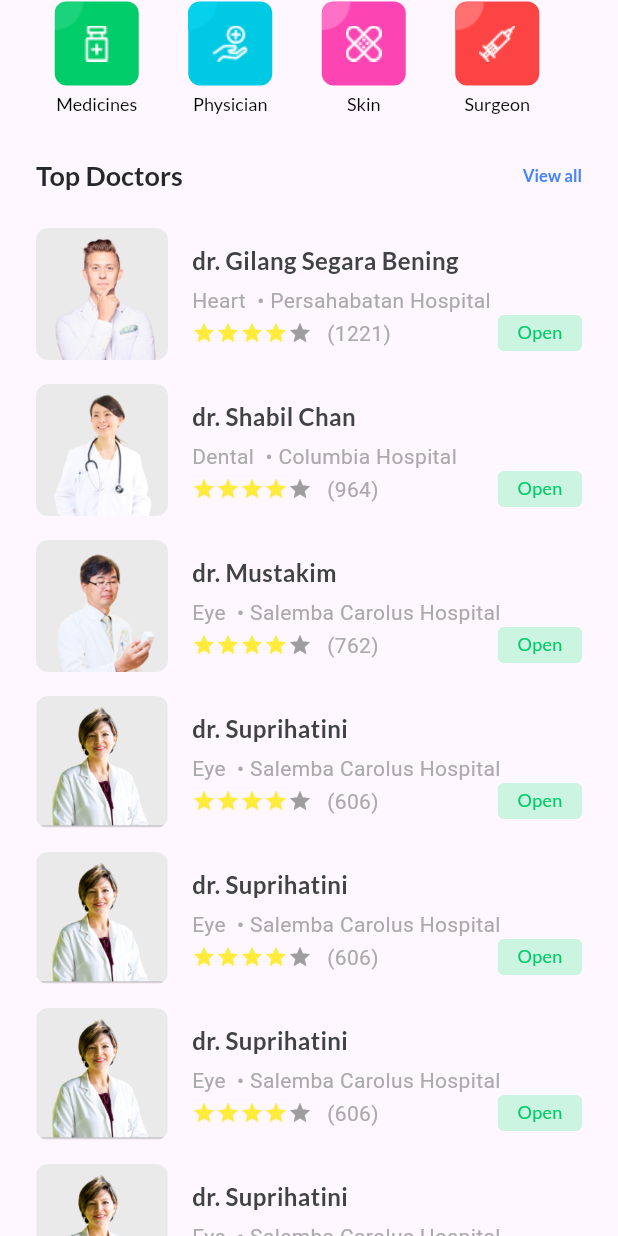
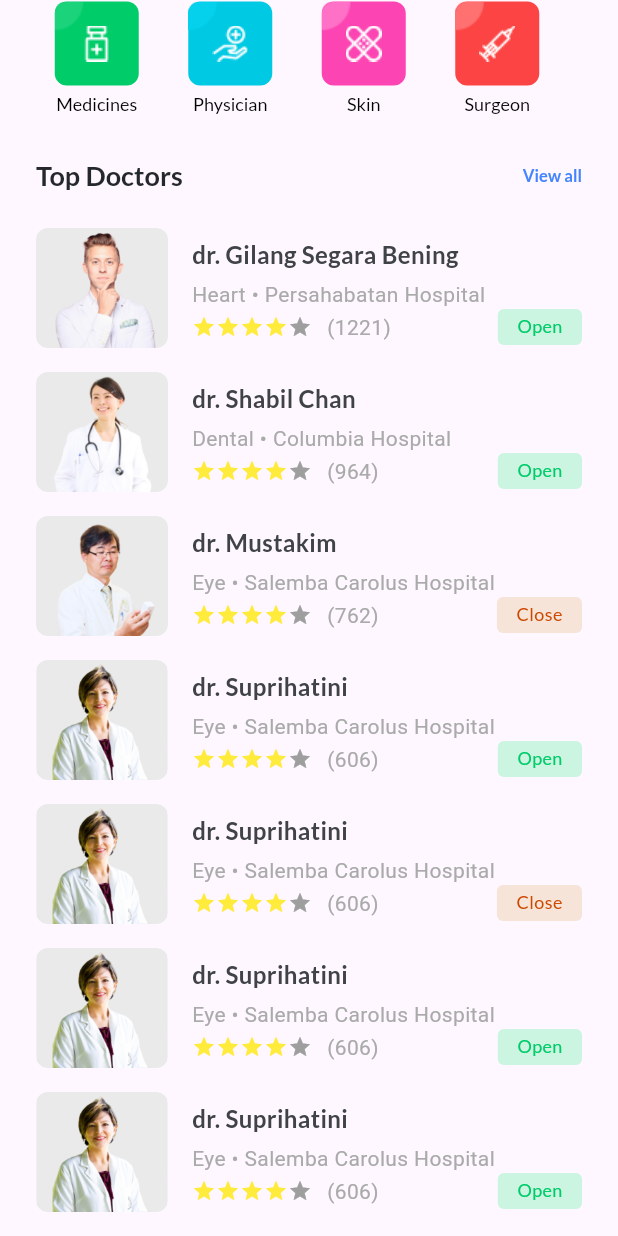
Before and after one commit to AEG14/find_your_doctor_app, a Flutter app: the screen it shows after launch, scrolled down 348 dp, on a phone screen of 412 x 824 dp. Run offline on Flutter 3.47's test engine with Material 2 defaults, Android fonts, the phone set to English and light mode, and no system bars; drawn by our look-alikes of flutter_rating_bar; our stand-ins replace google_fonts; Roboto replaces fonts that are missing (Source Sans Pro).

Commit message:
Harley - added logic for doctor open or close

```diff
--- a/lib/widgets/search_box.dart
+++ b/lib/widgets/search_box.dart
@@ -26,6 +26,7 @@ class SearchBox extends StatelessWidget {
                   hintText: 'Search doctors, medicines etc',
                   hintStyle: GoogleFonts.lato(
                     fontWeight: FontWeight.w400,
+                    fontSize: 14,
                     color: Color(0xFFCACCCF),
                   ),
                   border: InputBorder.none,
--- a/lib/widgets/top_doctors_card.dart
+++ b/lib/widgets/top_doctors_card.dart
@@ -17,19 +17,18 @@ class TopDoctorsCard extends StatelessWidget {
         child: Text('No Doctor Data Available'),
       );
     }
-
     return Padding(
       padding: EdgeInsets.only(bottom: 16),
       child: Container(
         color: Colors.transparent,
-        height: 88,
+        height: 80,
         width: MediaQuery.of(context).size.width - 32,
         child: Row(
           crossAxisAlignment: CrossAxisAlignment.center,
           children: [
             Container(
               width: 88,
-              height: 88,
+              height: 80,
               decoration: BoxDecoration(
                 borderRadius: BorderRadius.circular(8),
                 image: DecorationImage(
@@ -61,7 +60,7 @@ class TopDoctorsCard extends StatelessWidget {
                     ),
                   ),
                   Text(
-                    '${doctor!.topDoctorSpecialty}  • ${doctor!.topDoctorHospital}',
+                    '${doctor!.topDoctorSpecialty} • ${doctor!.topDoctorHospital}',
                     overflow: TextOverflow.ellipsis,
                     maxLines: 1,
                     style: TextStyle(
@@ -93,12 +92,12 @@ class TopDoctorsCard extends StatelessWidget {
                             },
                             unratedColor: Colors.grey,
                           ),
-                          SizedBox(
+                          const SizedBox(
                             width: 10, // Add spacing of 10 pixels
                           ),
                           Text(
                             '(${doctor!.topDoctorNumberOfPatient})',
-                            style: TextStyle(
+                            style: const TextStyle(
                               color: Color(0xFFAAAAAA),
                               fontSize: 14,
                               fontFamily: 'Source Sans Pro',
@@ -109,18 +108,22 @@ class TopDoctorsCard extends StatelessWidget {
                       ),
                       Container(
                         height: 24,
-                        padding: EdgeInsets.symmetric(
+                        padding: const EdgeInsets.symmetric(
                           horizontal: 13,
                           vertical: 3,
                         ),
                         decoration: BoxDecoration(
                           borderRadius: BorderRadius.circular(4),
-                          color: Color(0xFFCCF5E1),
+                          color: doctor!.isDoctorOpen
+                              ? Color(0xFFCCF5E1)
+                              : Color(0xFFF7E4D9),
                         ),
                         child: Text(
-                          'Open',
+                          doctor!.isDoctorOpen ? 'Open' : 'Close',
                           style: TextStyle(
-                            color: Color(0xFF00CC6A),
+                            color: doctor!.isDoctorOpen
+                                ? Color(0xFF00CC6A)
+                                : Color(0xFFCC4900),
                             fontSize: 12,
                             fontFamily: 'Lato',
                             fontWeight: FontWeight.w400,
```
